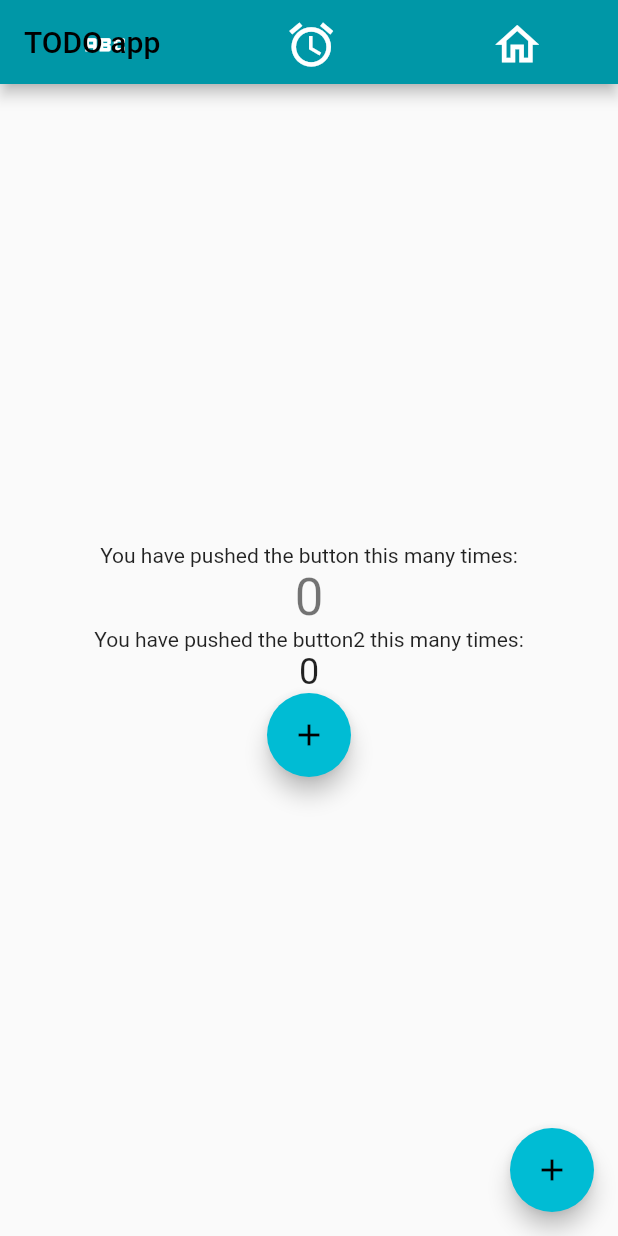
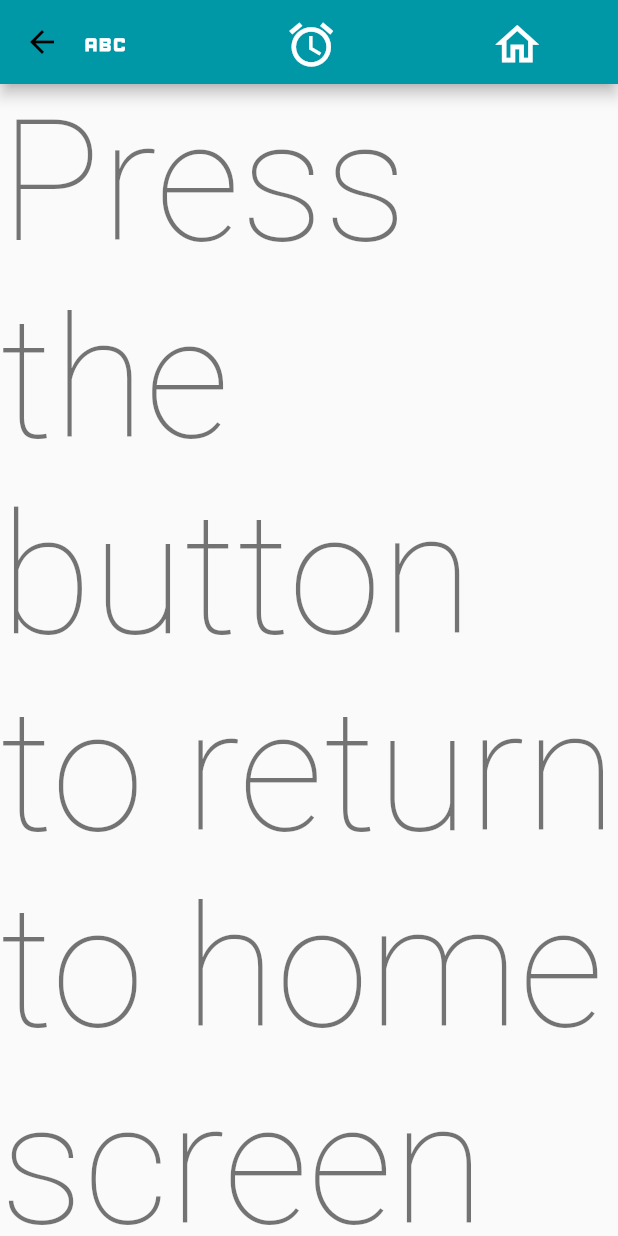
Before and after one commit to mkoo7mk/TODO-app, a Flutter app: the screen it shows after launch, after a tap on the "home" icon, on a phone screen of 412 x 824 dp. Run offline on Flutter 3.47's test engine with Material 2 defaults, Android fonts, the phone set to English and light mode, and no system bars.

Commit message:
New screen

```diff
--- a/lib/main.dart
+++ b/lib/main.dart
@@ -45,6 +45,13 @@ class MyHomePage extends StatefulWidget {
 
   @override
   State<MyHomePage> createState() => _MyHomePageState();
+
+  void swithScreen(BuildContext context) {
+    Navigator.push(
+      context,
+      MaterialPageRoute(builder: (context) => const TODOPage()),
+    );
+  }
 }
 
 class _MyHomePageState extends State<MyHomePage> {
@@ -102,7 +109,7 @@ class _MyHomePageState extends State<MyHomePage> {
                     size: 35,
                   )),
               IconButton(
-                  onPressed: () {},
+                  onPressed: () => {widget.swithScreen(context)},
                   icon: const Icon(
                     Icons.home_outlined,
                     color: Colors.white,
@@ -162,3 +169,55 @@ class _MyHomePageState extends State<MyHomePage> {
     );
   }
 }
+
+class TODOPage extends StatelessWidget {
+  const TODOPage({super.key});
+  @override
+  Widget build(BuildContext context) {
+    return Scaffold(
+      appBar: AppBar(
+        flexibleSpace: Container(
+          height: 60,
+          color: Theme.of(context).primaryColorDark,
+          child: Row(
+            mainAxisAlignment: MainAxisAlignment.spaceAround,
+            children: [
+              IconButton(
+                  onPressed: () => {},
+                  tooltip: "Increment",
+                  icon: const Icon(
+                    Icons.abc,
+                    color: Colors.white,
+                    size: 35,
+                  )),
+              IconButton(
+                  onPressed: () {},
+                  icon: const Icon(
+                    Icons.access_alarm_sharp,
+                    color: Colors.white,
+                    size: 35,
+                  )),
+              IconButton(
+                  onPressed: () => {swithScreen(context)},
+                  icon: const Icon(
+                    Icons.home_outlined,
+                    color: Colors.white,
+                    size: 35,
+                  )),
+            ],
+          ),
+        ),
+      ),
+      body: Center(
+        child: Column(
+          children: <Widget>[
+            Text(
+              "Press the button to return to home screen",
+              style: Theme.of(context).textTheme.headline1,
+            ),
+          ],
+        ),
+      ),
+    );
+  }
+}
```
